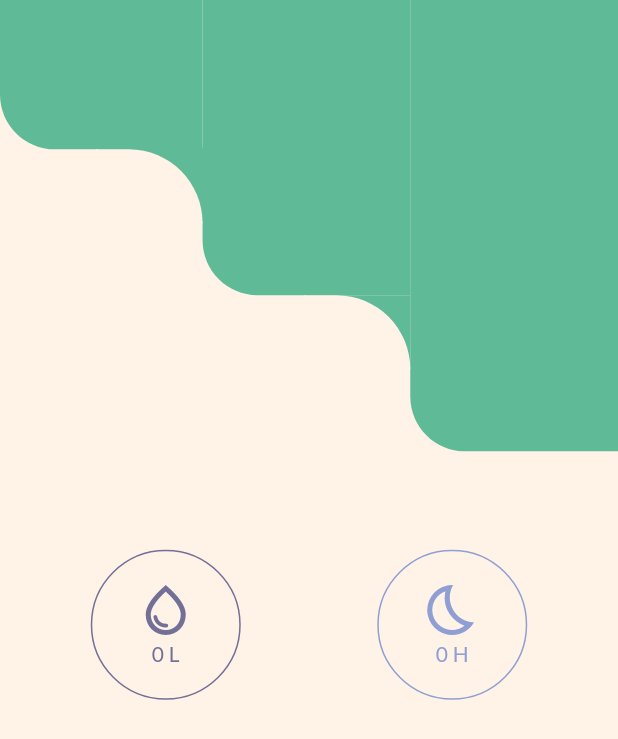
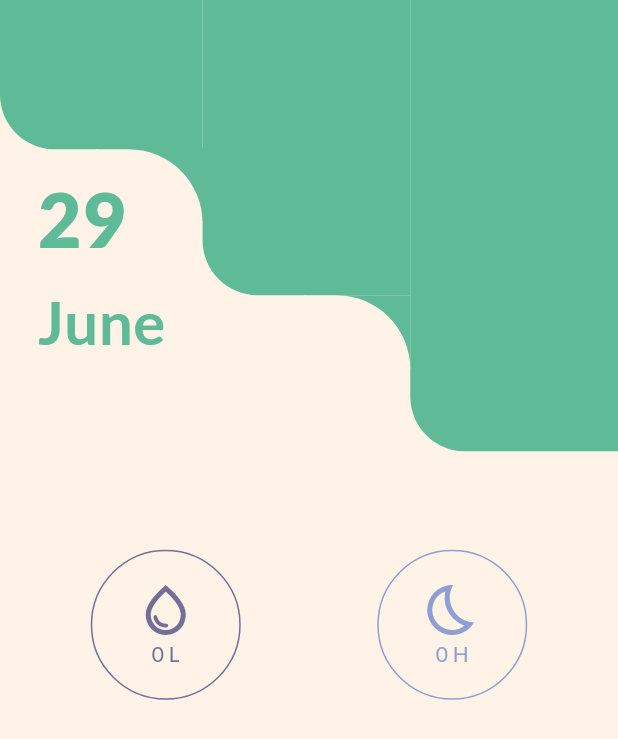
Before and after one commit to TyperOfCode/Hack24T50, a Flutter app: the screen it shows after launch, on a phone screen of 412 x 824 dp. Shown: the top 739 px of the screen. Run offline on Flutter 3.47's test engine with Material 3 defaults, Android fonts, the phone set to English and light mode, and no system bars; our stand-ins replace flutter_riverpod, flutter_svg, freezed_annotation, gap, go_router, google_fonts and 1 more.

Commit message:
Feature: home page and habit tile style changes

```diff
--- a/lib/main.dart
+++ b/lib/main.dart
@@ -13,9 +13,14 @@ class StepApp extends ConsumerWidget {
       DeviceOrientation.portraitUp,
     ]);
 
+    SystemChrome.setEnabledSystemUIMode(SystemUiMode.manual, overlays: [
+      SystemUiOverlay.top,
+    ]);
+
     final goRouter = ref.watch(goRouterProvider);
 
     return MaterialApp.router(
+      debugShowCheckedModeBanner: false,
       title: 'Step',
       theme: ThemeData(
         textTheme: const TextTheme(),
--- a/lib/presentation/common/components/habit_tile.dart
+++ b/lib/presentation/common/components/habit_tile.dart
@@ -30,6 +30,8 @@ class HabitTileState extends ConsumerState<HabitTile> {
       formattedTodayValue = widget.habit.todayValue.round().toString();
     }
 
+    bool isCompleted = widget.habit.todayValue >= widget.habit.dailyGoal;
+
     return Column(
       children: [
         InkWell(
@@ -52,7 +54,7 @@ class HabitTileState extends ConsumerState<HabitTile> {
                   value: widget.habit.todayValue / widget.habit.dailyGoal,
                   strokeWidth: 10.0,
                   valueColor: AlwaysStoppedAnimation<Color>(habitColor),
-                  backgroundColor: AppThemeColors.background800,
+                  backgroundColor: AppThemeColors.background500,
                   strokeCap: StrokeCap.round,
                 ),
               ),
@@ -60,10 +62,14 @@ class HabitTileState extends ConsumerState<HabitTile> {
                 width: 100,
                 height: 100,
                 decoration: BoxDecoration(
-                    shape: BoxShape.circle,
-                    border: Border.all(
-                      color: habitColor,
-                    )),
+                  color: isCompleted
+                      ? habitColor
+                      : const Color.fromARGB(0, 0, 0, 0),
+                  shape: BoxShape.circle,
+                  border: Border.all(
+                    color: habitColor,
+                  ),
+                ),
                 child: Column(
                   mainAxisAlignment: MainAxisAlignment.center,
                   children: [
@@ -73,12 +79,17 @@ class HabitTileState extends ConsumerState<HabitTile> {
                         fontFamily: "MaterialIcons",
                       ),
                       size: 40,
-                      color: habitColor,
+                      color: isCompleted
+                          ? AppThemeColors.background500
+                          : habitColor,
                     ),
                     Text(
                       "$formattedTodayValue ${widget.habit.unitLabel}",
-                      style: AppThemeTextStyles.buttonText
-                          .copyWith(color: habitColor),
+                      style: AppThemeTextStyles.buttonText.copyWith(
+                        color: isCompleted
+                            ? AppThemeColors.background500
+                            : habitColor,
+                      ),
                     )
                   ],
                 ),
--- a/lib/presentation/common/styles/app_colors.dart
+++ b/lib/presentation/common/styles/app_colors.dart
@@ -4,7 +4,6 @@ class AppThemeColors {
   static const text = Color.fromRGBO(46, 46, 46, 1); // #2E2E2E
 
   static const background500 = Color.fromRGBO(255, 243, 231, 1); // #FFF4F6
-  static const background800 = Color.fromRGBO(255, 243, 231, 1); // #FFF4F6
 
   static const primary = Color.fromRGBO(250, 200, 152, 1); // #FAC898
   static const secondary = Color.fromRGBO(143, 159, 211, 1); // #8F9FD3
--- a/lib/presentation/screens/home_screen/home_screen.dart
+++ b/lib/presentation/screens/home_screen/home_screen.dart
@@ -2,6 +2,7 @@ import 'package:flutter/material.dart';
 import 'package:flutter_riverpod/flutter_riverpod.dart';
 import 'package:flutter_svg/svg.dart';
 import 'package:gap/gap.dart';
+import 'package:intl/intl.dart';
 import 'package:step/data/repositories/user_handler.dart';
 import 'package:step/domain/models.dart';
 import 'package:step/global_logger.dart';
@@ -17,6 +18,8 @@ class HomePage extends ConsumerWidget {
     var goRouter = ref.watch(goRouterProvider);
 
     User currentUser = ref.watch(userStateProvider);
+
+    DateTime now = DateTime.now();
 
     return GestureDetector(
       onHorizontalDragEnd: (details) {
@@ -34,12 +37,41 @@ class HomePage extends ConsumerWidget {
                 alignment: Alignment.topCenter,
               ),
             ),
+            Positioned.fromRelativeRect(
+              rect: const RelativeRect.fromLTRB(
+                25,
+                110,
+                100,
+                550,
+              ),
+              child: Column(
+                crossAxisAlignment: CrossAxisAlignment.start,
+                children: [
+                  Text(
+                    now.day.toString(),
+                    style: AppThemeTextStyles.impactText.copyWith(
+                      fontSize: 50,
+                      color: AppThemeColors.accent,
+                      fontWeight: FontWeight.w900,
+                    ),
+                  ),
+                  const Gap(5),
+                  Text(
+                    DateFormat('MMMM').format(now),
+                    style: AppThemeTextStyles.impactText.copyWith(
+                      fontSize: 40,
+                      color: AppThemeColors.accent,
+                    ),
+                  ),
+                ],
+              ),
+            ),
             Container(
               alignment: Alignment.center,
               child: Column(
                 mainAxisAlignment: MainAxisAlignment.center,
                 children: [
-                  Gap(100),
+                  const Gap(100),
                   createHabitGridView(currentUser.habits) // GridView
                 ],
               ),
--- a/lib/routes.dart
+++ b/lib/routes.dart
@@ -18,10 +18,56 @@ Provider<GoRouter> goRouterProvider = Provider<GoRouter>((ref) {
       GoRoute(
         path: AppPaths.homeScreen.path,
         builder: (BuildContext context, GoRouterState state) => HomePage(),
+        pageBuilder: (context, state) => CustomTransitionPage(
+          key: state.pageKey,
+          child: HomePage(),
+          transitionsBuilder: (context, animation, secondaryAnimation, child) {
+            return SlideTransition(
+              position: Tween<Offset>(
+                begin: animation.status != AnimationStatus.reverse
+                    ? Offset(-1.0, 0.0)
+                    : Offset(1.0, 0.0),
+                end: Offset.zero,
+              ).animate(animation),
+              child: SlideTransition(
+                position: Tween<Offset>(
+                  begin: Offset.zero,
+                  end: animation.status == AnimationStatus.reverse
+                      ? Offset(1.0, 0.0)
+                      : Offset(-1.0, 0.0),
+                ).animate(secondaryAnimation),
+                child: child,
+              ),
+            );
+          },
+        ),
       ),
       GoRoute(
         path: AppPaths.buddyScreen.path,
-        builder: (BuildContext context, GoRouterState state) => BuddyPage (),
+        builder: (BuildContext context, GoRouterState state) => BuddyPage(),
+        pageBuilder: (context, state) => CustomTransitionPage(
+          key: state.pageKey,
+          child: BuddyPage(),
+          transitionsBuilder: (context, animation, secondaryAnimation, child) {
+            return SlideTransition(
+              position: Tween<Offset>(
+                begin: animation.status != AnimationStatus.reverse
+                    ? Offset(1.0, 0.0)
+                    : Offset(-1.0, 0.0),
+                end: Offset.zero,
+              ).animate(animation),
+              child: SlideTransition(
+                position: Tween<Offset>(
+                  begin: Offset.zero,
+                  end: animation.status == AnimationStatus.reverse
+                      ? Offset(-1.0, 0.0)
+                      : Offset(1.0, 0.0),
+                ).animate(secondaryAnimation),
+                child: child,
+              ),
+            );
+          },
+        ),
       ),
     ],
   );
```
